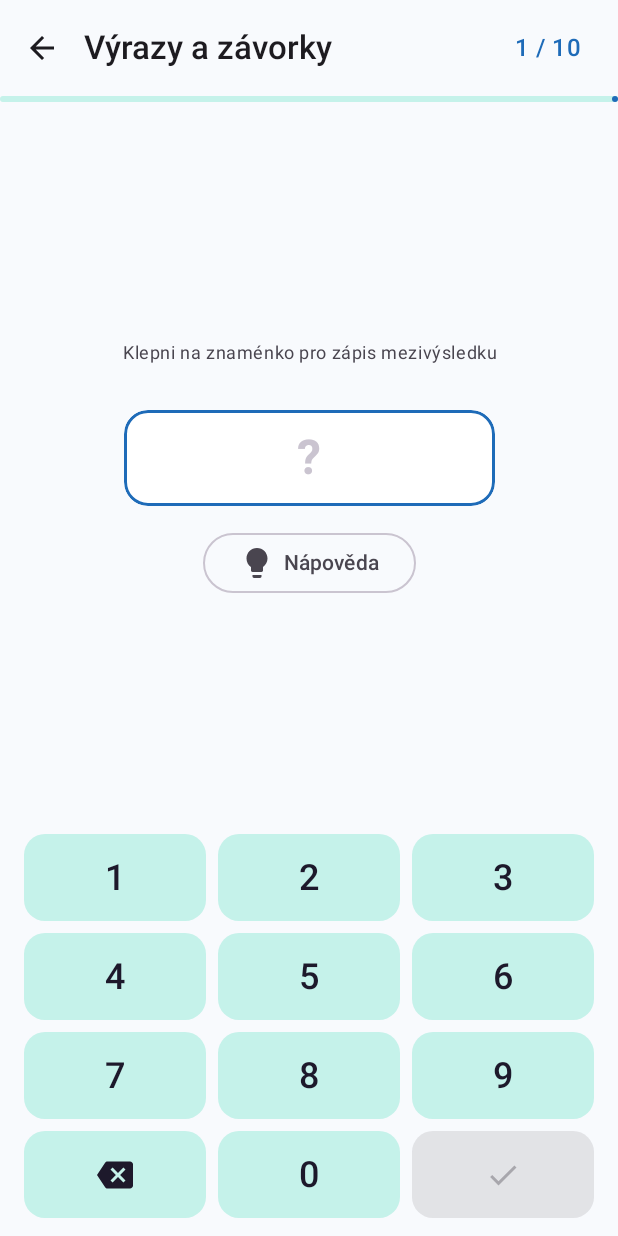
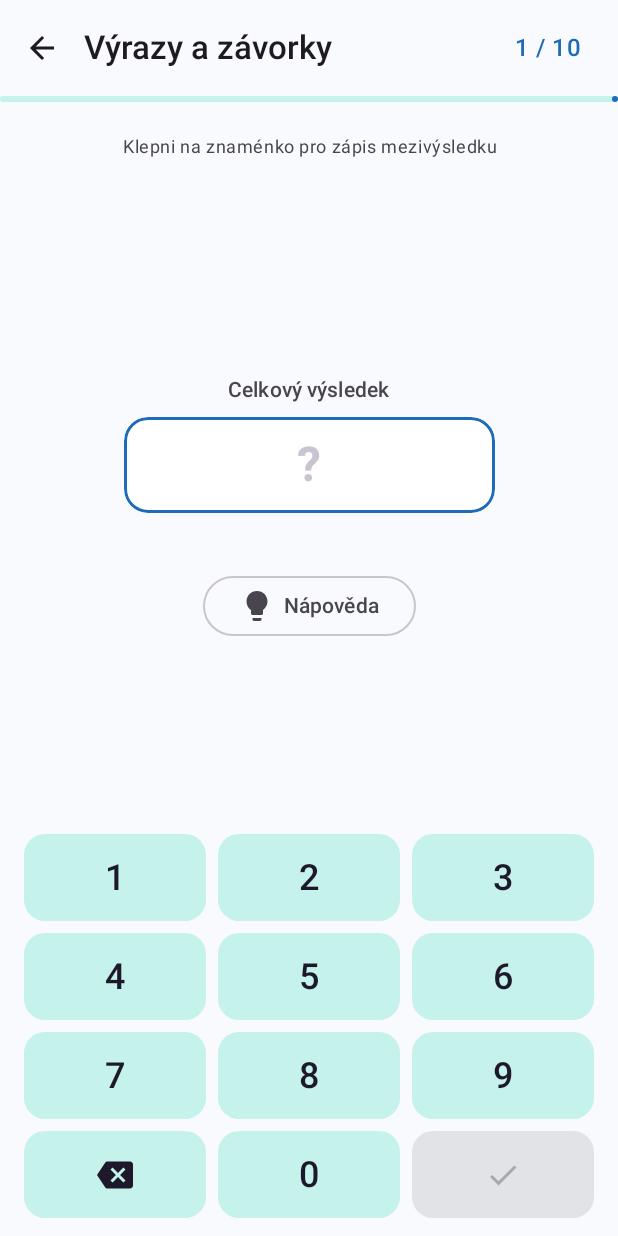
Before and after one commit to ktollinger/onmath, an Android app built with Jetpack Compose: the composable ExpressionsScreen shown on its own in the app's theme, on a phone screen of 412 x 824 dp. Run offline under Robolectric (Android 15) with nearby library versions, the phone set to English and light mode, and no system bars.

Commit message:
fix(expressions): stabilize vertical layout and add manual next-problem confirmation

```diff
--- a/app/src/main/java/cz/kt/onmath/ui/navigation/OnMathNavHost.kt
+++ b/app/src/main/java/cz/kt/onmath/ui/navigation/OnMathNavHost.kt
@@ -72,6 +72,7 @@ fun OnMathNavHost(
                 onDigit = vm::onDigit,
                 onBackspace = vm::onBackspace,
                 onSubmit = vm::onSubmit,
+                onNextProblem = vm::onNextProblem,
                 onHint = vm::onHint,
                 onRestart = vm::startNewSession,
                 onBackClick = { navController.navigateUp() },
--- a/app/src/main/java/cz/kt/onmath/ui/practice/ExpressionsScreen.kt
+++ b/app/src/main/java/cz/kt/onmath/ui/practice/ExpressionsScreen.kt
@@ -19,9 +19,11 @@ import androidx.compose.foundation.layout.width
 import androidx.compose.foundation.rememberScrollState
 import androidx.compose.foundation.shape.RoundedCornerShape
 import androidx.compose.material.icons.Icons
+import androidx.compose.material.icons.automirrored.filled.ArrowForward
 import androidx.compose.material.icons.automirrored.filled.Undo
 import androidx.compose.material.icons.filled.Close
 import androidx.compose.material.icons.filled.Lightbulb
+import androidx.compose.material3.Button
 import androidx.compose.material3.Icon
 import androidx.compose.material3.MaterialTheme
 import androidx.compose.material3.OutlinedButton
@@ -57,6 +59,7 @@ fun ExpressionsScreen(
     onDigit: (Int) -> Unit,
     onBackspace: () -> Unit,
     onSubmit: () -> Unit,
+    onNextProblem: () -> Unit,
     onHint: () -> Unit,
     onRestart: () -> Unit,
     onBackClick: () -> Unit,
@@ -99,26 +102,35 @@ fun ExpressionsScreen(
                     .fillMaxWidth()
                     .weight(1f),
                 horizontalAlignment = Alignment.CenterHorizontally,
-                verticalArrangement = Arrangement.Center,
+                verticalArrangement = Arrangement.Top,
             ) {
-                if (state.intermediates.isEmpty() && !state.isEditingIntermediate) {
+                Spacer(modifier = Modifier.height(8.dp))
+
+                Box(
+                    modifier = Modifier.height(20.dp),
+                    contentAlignment = Alignment.Center,
+                ) {
+                    if (state.intermediates.isEmpty() && !state.isEditingIntermediate && !state.isSolved) {
                         Text(
                             text = "Klepni na znaménko pro zápis mezivýsledku",
                             style = MaterialTheme.typography.bodySmall,
                             color = MaterialTheme.colorScheme.onSurfaceVariant,
                             textAlign = TextAlign.Center,
                         )
-                    Spacer(modifier = Modifier.height(10.dp))
+                    }
                 }
 
+                Spacer(modifier = Modifier.height(8.dp))
+
                 val rootNode = state.root
-                if (rootNode != null) {
                 Box(
                     modifier = Modifier
                         .fillMaxWidth()
+                        .height(132.dp)
                         .horizontalScroll(rememberScrollState()),
-                        contentAlignment = Alignment.Center,
+                    contentAlignment = Alignment.TopCenter,
                 ) {
+                    if (rootNode != null) {
                         Row(
                             verticalAlignment = Alignment.Top,
                             horizontalArrangement = Arrangement.spacedBy(4.dp),
@@ -130,38 +142,57 @@ fun ExpressionsScreen(
                                 wrapWithParens = false,
                                 intermediates = state.intermediates,
                                 selectedNodeId = state.selectedNodeId,
-                                enabled = !state.isAdvancing,
+                                enabled = !state.isSolved,
                                 onSelectOperator = onSelectOperator,
                                 onSelectSubstituted = onSelectSubstituted,
                             )
 
                             Box(
-                                modifier = Modifier.height(42.dp),
+                                modifier = Modifier
+                                    .height(42.dp)
+                                    .clip(RoundedCornerShape(8.dp))
+                                    .clickable(enabled = state.isEditingIntermediate && !state.isSolved) {
+                                        onFocusFinalAnswer()
+                                    },
                                 contentAlignment = Alignment.Center,
                             ) {
                                 Text(
-                                    text = "= ?",
+                                    text = if (state.isSolved) "= ${state.inputText}" else "= ?",
                                     fontSize = 28.sp,
                                     fontWeight = FontWeight.Bold,
-                                    color = MaterialTheme.colorScheme.onSurfaceVariant,
-                                    modifier = Modifier.padding(start = 2.dp),
+                                    color = if (state.isSolved) {
+                                        MaterialTheme.colorScheme.primary
+                                    } else {
+                                        MaterialTheme.colorScheme.onSurfaceVariant
+                                    },
+                                    modifier = Modifier.padding(horizontal = 4.dp),
                                 )
                             }
                         }
                     }
                 }
 
-                Spacer(modifier = Modifier.height(20.dp))
-
-                if (state.isEditingIntermediate) {
+                Box(
+                    modifier = Modifier.height(24.dp),
+                    contentAlignment = Alignment.Center,
+                ) {
                     Text(
-                        text = "Mezivýsledek: ${state.selectedSubExpression}",
+                        text = if (state.isEditingIntermediate) {
+                            "Mezivýsledek: ${state.selectedSubExpression}"
+                        } else {
+                            "Celkový výsledek"
+                        },
                         style = MaterialTheme.typography.titleSmall,
                         fontWeight = FontWeight.SemiBold,
-                        color = MaterialTheme.colorScheme.primary,
+                        color = if (state.isEditingIntermediate) {
+                            MaterialTheme.colorScheme.primary
+                        } else {
+                            MaterialTheme.colorScheme.onSurfaceVariant
+                        },
                     )
+                }
+
                 Spacer(modifier = Modifier.height(6.dp))
-                }
 
                 Surface(
                     shape = RoundedCornerShape(16.dp),
@@ -182,7 +213,7 @@ fun ExpressionsScreen(
                         .fillMaxWidth(0.65f)
                         .height(64.dp)
                         .clip(RoundedCornerShape(16.dp))
-                        .clickable(enabled = state.isEditingIntermediate && !state.isAdvancing) {
+                        .clickable(enabled = state.isEditingIntermediate && !state.isSolved) {
                             onFocusFinalAnswer()
                         },
                 ) {
@@ -201,7 +232,11 @@ fun ExpressionsScreen(
                     }
                 }
 
-                if (state.isEditingIntermediate) {
+                Box(
+                    modifier = Modifier.height(40.dp),
+                    contentAlignment = Alignment.Center,
+                ) {
+                    if (state.isEditingIntermediate && !state.isSolved) {
                         TextButton(onClick = onCancelIntermediate) {
                             Icon(
                                 imageVector = Icons.Default.Close,
@@ -210,18 +245,27 @@ fun ExpressionsScreen(
                             )
                             Text("Zpět k celkovému výsledku")
                         }
-                } else {
-                    Spacer(modifier = Modifier.height(14.dp))
+                    }
                 }
 
                 Row(
-                    modifier = Modifier.fillMaxWidth(),
+                    modifier = Modifier
+                        .fillMaxWidth()
+                        .height(44.dp),
                     horizontalArrangement = Arrangement.spacedBy(10.dp, Alignment.CenterHorizontally),
+                    verticalAlignment = Alignment.CenterVertically,
                 ) {
-                    OutlinedButton(
-                        onClick = onHint,
-                        enabled = !state.isAdvancing,
-                    ) {
+                    if (state.isSolved) {
+                        Button(onClick = onNextProblem) {
+                            Text("Další příklad")
+                            Icon(
+                                imageVector = Icons.AutoMirrored.Filled.ArrowForward,
+                                contentDescription = null,
+                                modifier = Modifier.padding(start = 6.dp),
+                            )
+                        }
+                    } else {
+                        OutlinedButton(onClick = onHint) {
                             Icon(
                                 imageVector = Icons.Default.Lightbulb,
                                 contentDescription = null,
@@ -241,17 +285,25 @@ fun ExpressionsScreen(
                             }
                         }
                     }
+                }
 
-                Spacer(modifier = Modifier.height(10.dp))
+                Spacer(modifier = Modifier.height(8.dp))
 
+                Box(
+                    modifier = Modifier
+                        .fillMaxWidth()
+                        .defaultMinSize(minHeight = 72.dp),
+                    contentAlignment = Alignment.TopCenter,
+                ) {
                     FeedbackBanner(state = state.feedback)
+                }
             }
 
             MathKeypad(
                 onDigit = onDigit,
                 onBackspace = onBackspace,
                 onSubmit = onSubmit,
-                submitEnabled = state.activeInputText.isNotEmpty() && !state.isAdvancing,
+                submitEnabled = state.activeInputText.isNotEmpty() && !state.isSolved,
             )
         }
     }
```
Also changed, not shown: app/src/main/java/cz/kt/onmath/ui/practice/ExpressionsViewModel.kt (+22 -19 lines). Lines whose indentation alone changed are shown as unchanged.
